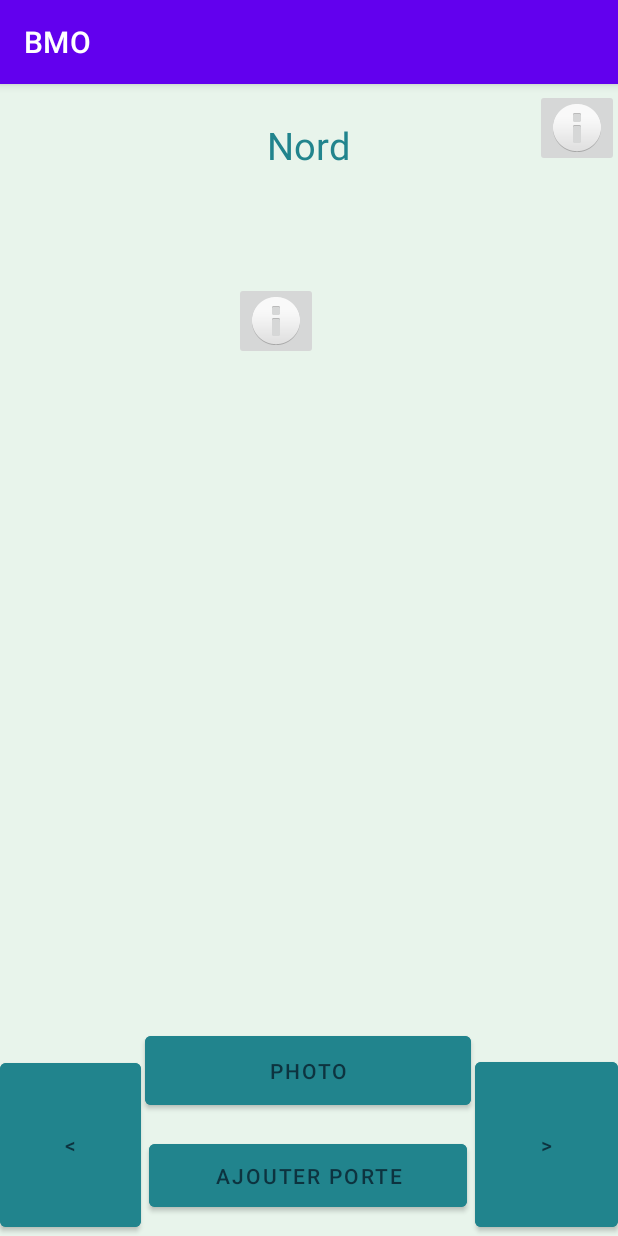
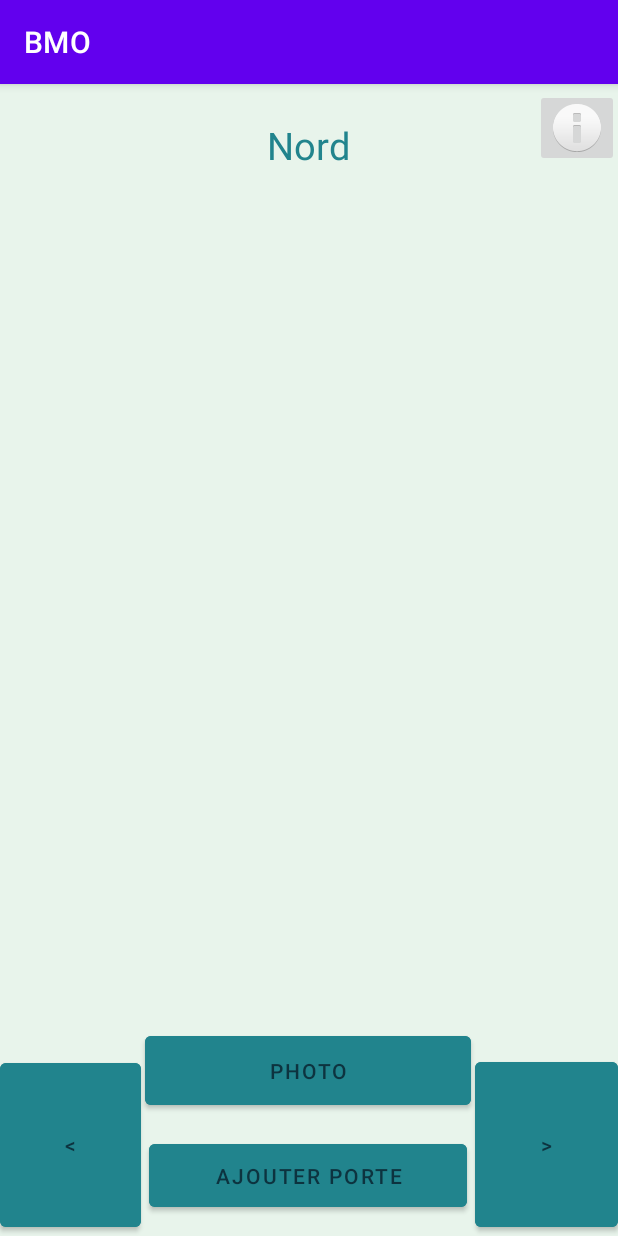
Before and after one commit to Hazvard/BMO, an Android app: the PhotoDePiece screen opened directly, with no data from a screen before it, on a phone screen of 412 x 824 dp. Run offline under Robolectric (Android 15) with nearby library versions, the phone set to English and light mode, and no system bars; 1 statement that could not run was skipped.

```diff
--- a/app/src/main/res/layout/activity_photo_de_piece.xml
+++ b/app/src/main/res/layout/activity_photo_de_piece.xml
@@ -69,11 +69,4 @@
             android:layout_marginStart="84dp"
             app:layout_constraintStart_toEndOf="@+id/orientation" android:layout_marginBottom="21dp"
             app:layout_constraintBottom_toTopOf="@+id/ImageViewPhoto" android:contentDescription="TODO"/>
-    <ImageButton
-            android:layout_width="wrap_content"
-            android:layout_height="wrap_content" app:srcCompat="@android:drawable/ic_dialog_info"
-            android:id="@+id/imageButton5"
-            android:contentDescription="@android:string/untitled" app:layout_constraintTop_toTopOf="parent"
-            android:layout_marginTop="132dp" android:layout_marginStart="156dp"
-            app:layout_constraintStart_toStartOf="parent"/>
 </androidx.constraintlayout.widget.ConstraintLayout>
--- /dev/null
+++ b/app/src/main/res/values/attrs.xml
@@ -0,0 +1,6 @@
+<resources>
+    <declare-styleable name="FullscreenAttrs">
+        <attr name="fullscreenBackgroundColor" format="color" />
+        <attr name="fullscreenTextColor" format="color" />
+    </declare-styleable>
+</resources>
--- /dev/null
+++ b/app/src/main/res/values/styles.xml
@@ -0,0 +1,10 @@
+<resources>
+    <style name="Widget.Theme.BMO.ActionBar.Fullscreen" parent="Widget.AppCompat.ActionBar">
+        <item name="android:background">@color/black_overlay</item>
+    </style>
+
+    <style name="Widget.Theme.BMO.ButtonBar.Fullscreen" parent="">
+        <item name="android:background">@color/black_overlay</item>
+        <item name="android:buttonBarStyle">?android:attr/buttonBarStyle</item>
+    </style>
+</resources>
```
